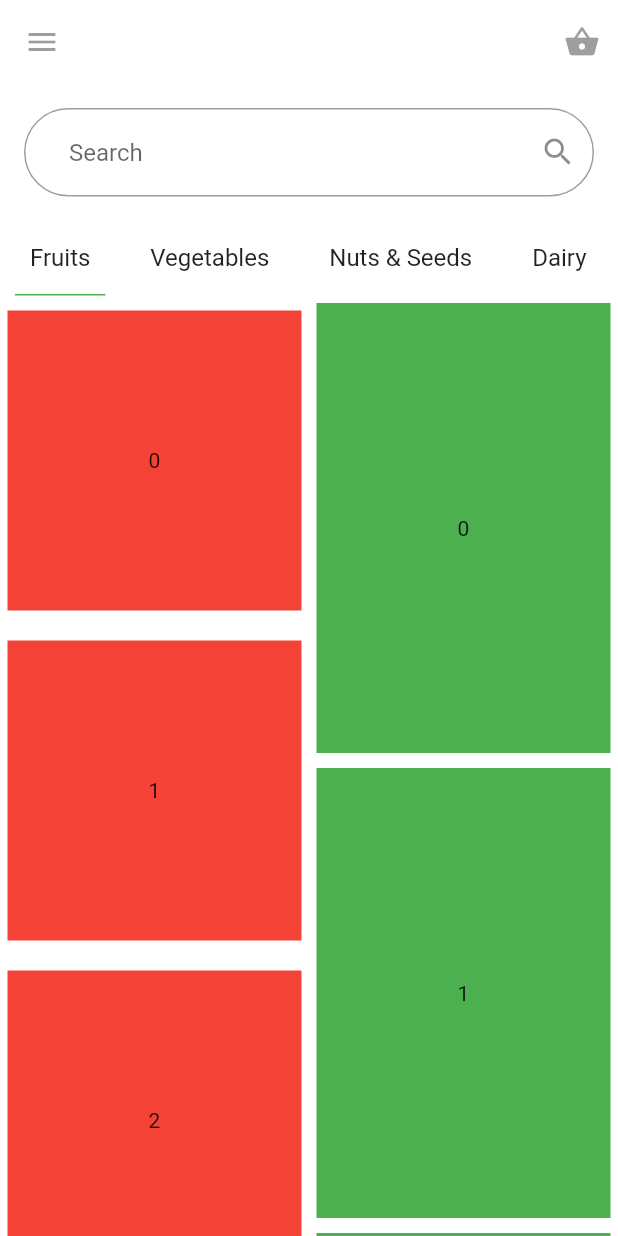
After one commit to maheshj01/awesome_flutter_layouts, a Flutter app: the Search screen opened directly, on a phone screen of 412 x 824 dp. The commit adds this screen. Run offline on Flutter 3.47's test engine with Material 2 defaults, Android fonts, the phone set to English and light mode, and no system bars; network calls fail.

Commit message:
search.dart scroll issue not fixed yet

```diff
--- a/lib/EndDrawer.dart
+++ b/lib/EndDrawer.dart
@@ -22,7 +22,7 @@ class _AwesomeEndDrawerState extends State<AwesomeEndDrawer> {
             )),
           ),
           ListView(
-              children: List.generate(7, (x) {
+              children: List.generate(4, (x) {
             if (x == 0) {
               return Container(
                 height: 100,
--- a/lib/const.dart
+++ b/lib/const.dart
@@ -1,3 +1,4 @@
+import 'package:awesome_flutter_layouts/search.dart';
 import 'package:flutter/material.dart';
 import 'CustomListView.dart';
 import 'Empty_Page.dart';
@@ -40,6 +41,7 @@ List layoutList = [
   CustomListView(),
   UserProfile(),
   AwesomeEndDrawer(),
+  Search(),
   MyApp(),
 ];
 
@@ -49,7 +51,8 @@ const List layout_title = [
   "CustomListView",
   "User Profile Page",
   "Awesome end Drawer",
-  "Increment counter",
+  'Search As You Type',
+      "Increment counter",
 ];
 // getting Random user data
 const String RANDOM_URL = "https://randomuser.me/api/?results=100";
--- /dev/null
+++ b/lib/search.dart
@@ -0,0 +1,184 @@
+import 'package:flutter/material.dart';
+
+class Search extends StatefulWidget {
+  @override
+  _SearchState createState() => _SearchState();
+}
+
+class _SearchState extends State<Search> {
+  List<String> tabBarTitle = ['Fruits', 'Vegetables', 'Nuts & Seeds', 'Dairy'];
+  int selectedTab = 0;
+
+  ScrollController _controller = ScrollController();
+  ScrollController _controller1 = ScrollController();
+// Future<> fetchFruits(){
+
+// }
+  int items = 21;
+
+  // return FutureBuilder(
+  //   future: fetchFruits,
+  //   builder: (BuildContext, AsyncSnapshot snapshot) {
+  //   if (snapshot == null) {
+  //     return CircularProgressIndicator();
+  //   }
+  //   snapshot.connectionState == ConnectionState.waiting
+  //       ? CircularProgressIndicator()
+  //       : Container();
+  // });
+
+  Widget _vegetablesWidget() {
+    return Center(
+      child: Text('Vegetable Widgets'),
+    );
+  }
+
+  Widget _nutsWidget() {
+    return Center(
+      child: Text('Nuts & Seeds Widgets'),
+    );
+  }
+
+  Widget _dairyWidget() {
+    return Center(
+      child: Text('DAIRY Widget'),
+    );
+  }
+
+  Widget _fruitWidget() {
+    return GestureDetector(
+      onPanUpdate: (details) {
+        print(details.globalPosition.dy);
+        // _controller.animateTo(details.globalPosition.dy,
+        //     curve: Curves.linear, duration: Duration(milliseconds: 500));
+        // _controller1.animateTo(details.globalPosition.dy,
+        //     curve: Curves.linear, duration: Duration(milliseconds: 500));
+        _controller.jumpTo(details.globalPosition.dy);
+        _controller1.jumpTo(details.globalPosition.dy);
+        // print(details.delta.dy);
+      },
+      child: Row(
+        children: <Widget>[
+          Expanded(
+            child: ListView(
+              controller: _controller,
+              physics: NeverScrollableScrollPhysics(),
+              children: List.generate((items / 2).floor(), (x) {
+                return Container(
+                  height: 200,
+                  color: Colors.red,
+                  margin: EdgeInsets.symmetric(horizontal: 5, vertical: 10),
+                  width: MediaQuery.of(context).size.width / 2 - 50,
+                  alignment: Alignment.center,
+                  child: Text('$x'),
+                );
+              }),
+            ),
+          ),
+          Expanded(
+            child: ListView(
+              physics: NeverScrollableScrollPhysics(),
+              controller: _controller1,
+              children: List.generate(items - (items / 2).floor(), (k) {
+                return Container(
+                  color: Colors.green,
+                  height: 300,
+                  margin: EdgeInsets.all(5),
+                  width: MediaQuery.of(context).size.width / 2 - 50,
+                  alignment: Alignment.center,
+                  child: Text('$k'),
+                );
+              }),
+            ),
+          )
+        ],
+      ),
+    );
+  }
+
+  @override
+  void initState() {
+    // TODO: implement initState
+    super.initState();
+    _controller.addListener(() {
+      _controller.jumpTo(_controller.offset);
+    });
+    _controller1.addListener(() {
+      // _controller1.animateTo(_controller.offset,
+      //     curve: Curves.linear, duration: Duration(milliseconds: 500));
+    });
+  }
+
+  @override
+  Widget build(BuildContext context) {
+    return GestureDetector(
+      onTap: () => FocusScope.of(context).unfocus(),
+      child: Scaffold(
+        backgroundColor: Colors.white,
+        appBar: AppBar(
+          backgroundColor: Colors.white,
+          elevation: 0.0,
+          leading: IconButton(icon: Icon(Icons.menu), onPressed: null),
+          actions: <Widget>[
+            IconButton(icon: Icon(Icons.shopping_basket), onPressed: null)
+          ],
+        ),
+        body: Column(
+          children: <Widget>[
+            Container(
+              padding: const EdgeInsets.all(16.0),
+              child: TextField(
+                decoration: InputDecoration(
+                    suffixIcon: Icon(Icons.search),
+                    hintText: 'Search',
+                    contentPadding:
+                        EdgeInsets.symmetric(horizontal: 30, vertical: 20),
+                    border: OutlineInputBorder(
+                        borderSide: BorderSide(width: 3.1, color: Colors.red),
+                        borderRadius: BorderRadius.circular(30))),
+              ),
+            ),
+            Container(
+              height: 50,
+              child: ListView.builder(
+                physics: ClampingScrollPhysics(),
+                scrollDirection: Axis.horizontal,
+                itemCount: tabBarTitle.length,
+                itemBuilder: (BuildContext context, int x) {
+                  return GestureDetector(
+                    onTap: () {
+                      setState(() {
+                        selectedTab = x;
+                      });
+                    },
+                    child: Container(
+                      decoration: BoxDecoration(
+                          border: Border(
+                              bottom: BorderSide(
+                                  color: x == selectedTab
+                                      ? Colors.green
+                                      : Colors.white))),
+                      alignment: Alignment.center,
+                      margin: EdgeInsets.symmetric(horizontal: 10),
+                      padding: EdgeInsets.symmetric(horizontal: 10),
+                      child: Text(
+                        '${tabBarTitle[x]}',
+                        style: TextStyle(fontSize: 16),
+                      ),
+                    ),
+                  );
+                },
+              ),
+            ),
+            Expanded(
+                child: selectedTab == 0
+                    ? _fruitWidget()
+                    : selectedTab == 1
+                        ? _vegetablesWidget()
+                        : selectedTab == 2 ? _nutsWidget() : _dairyWidget())
+          ],
+        ),
+      ),
+    );
+  }
+}
```
